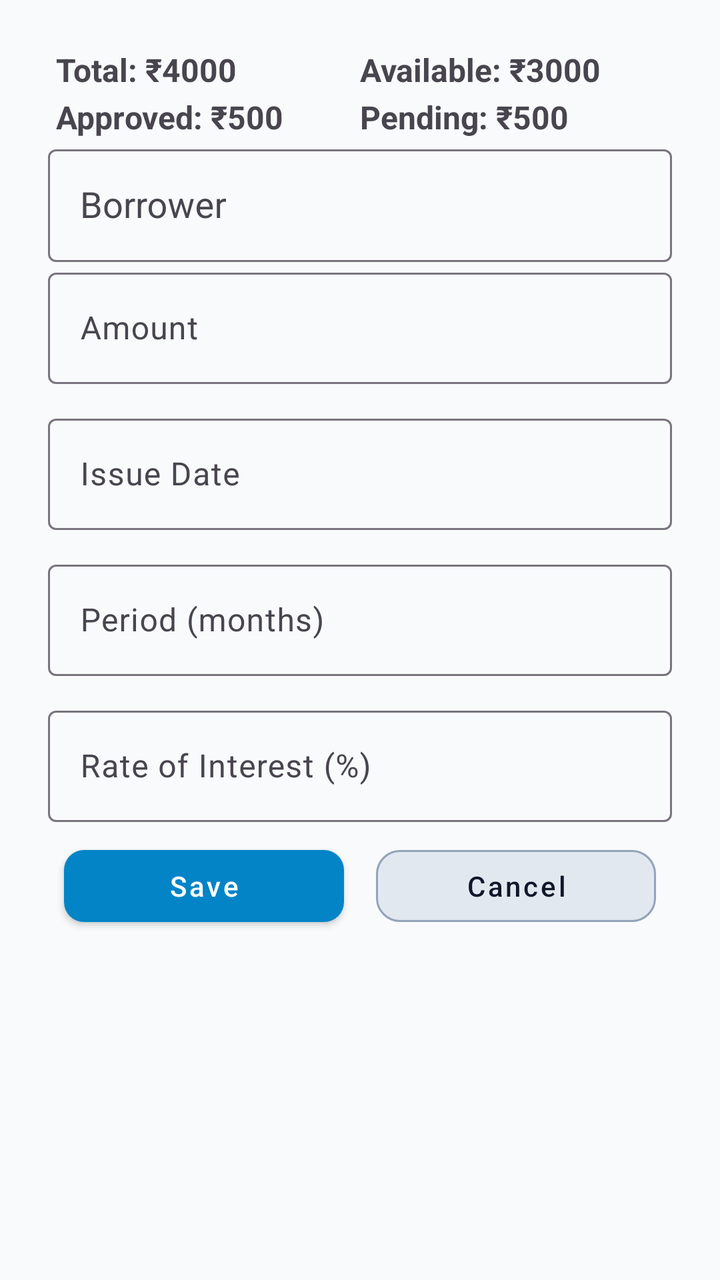
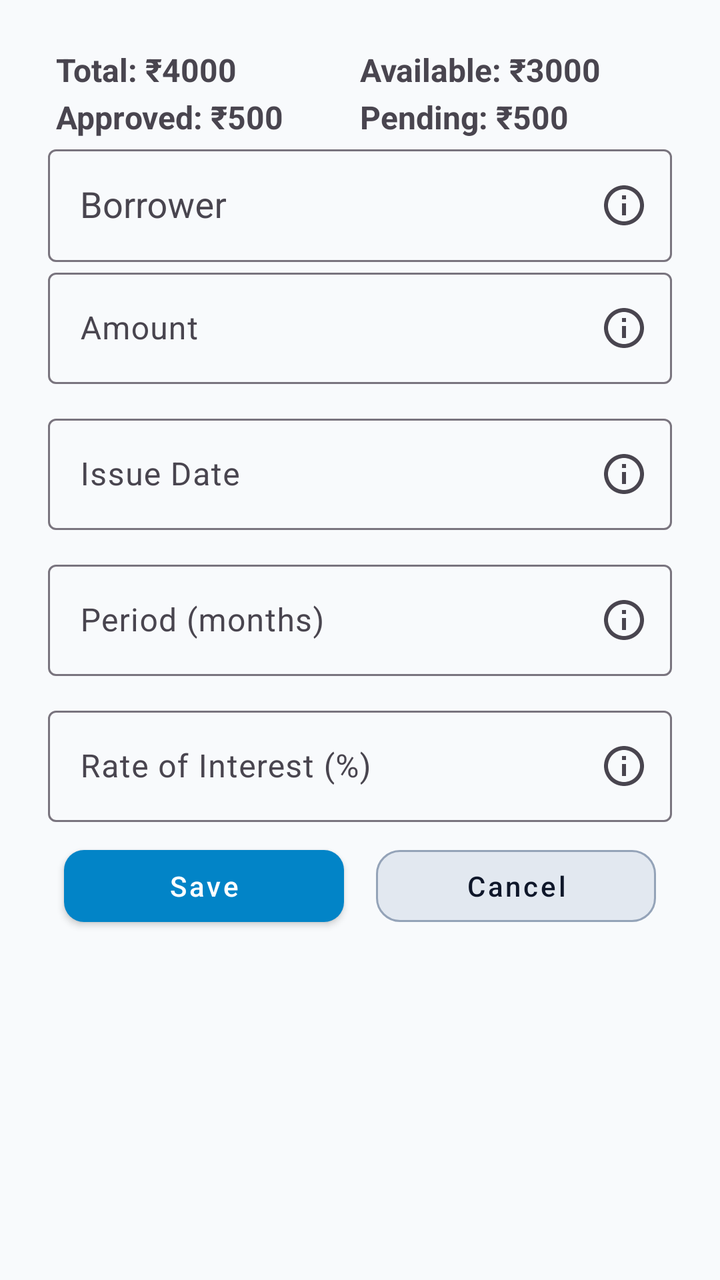

Compare the two renders of this Android layout. The source of the first and the diff that turns it into the second are given below.
<!-- AndroidManifest.xml: application theme Theme.ApnaFund -->
<!-- res/layout/dialog_add_loan.xml -->
<?xml version="1.0" encoding="utf-8"?>
<androidx.constraintlayout.widget.ConstraintLayout
    xmlns:android="http://schemas.android.com/apk/res/android"
    xmlns:app="http://schemas.android.com/apk/res-auto"
    android:layout_width="match_parent"
    android:layout_height="wrap_content"
    android:padding="24dp">

    <LinearLayout
        android:id="@+id/layout_amounts_container"
        android:layout_width="match_parent"
        android:layout_height="wrap_content"
        android:orientation="vertical"
        android:paddingStart="4dp"
        android:paddingEnd="4dp"
        app:layout_constraintTop_toTopOf="parent">

        
        <LinearLayout
            android:layout_width="match_parent"
            android:layout_height="wrap_content"
            android:orientation="horizontal">

            <TextView
                android:id="@+id/text_total"
                android:layout_width="0dp"
                android:layout_height="wrap_content"
                android:layout_weight="1"
                android:text="@string/text_total_loan"
                android:textSize="16sp"
                android:textStyle="bold"/>

            <TextView
                android:id="@+id/text_available"
                android:layout_width="0dp"
                android:layout_height="wrap_content"
                android:layout_weight="1"
                android:text="@string/text_available_loan"
                android:textSize="16sp"
                android:textStyle="bold"/>
        </LinearLayout>

        
        <LinearLayout
            android:layout_width="match_parent"
            android:layout_height="wrap_content"
            android:orientation="horizontal"
            android:layout_marginTop="2dp">

            <TextView
                android:id="@+id/text_approved"
                android:layout_width="0dp"
                android:layout_height="wrap_content"
                android:layout_weight="1"
                android:text="@string/_text_approved_loan_amount"
                android:textSize="16sp"
                android:textStyle="bold"/>

            <TextView
                android:id="@+id/text_pending"
                android:layout_width="0dp"
                android:layout_height="wrap_content"
                android:layout_weight="1"
                android:text="@string/text_pending_loan_amount"
                android:textSize="16sp"
                android:textStyle="bold"/>
        </LinearLayout>

    </LinearLayout>
    
    <com.google.android.material.textfield.TextInputLayout
        android:id="@+id/text_input_borrower"
        android:layout_width="match_parent"
        android:layout_height="wrap_content"
        app:layout_constraintTop_toBottomOf="@id/layout_amounts_container">

        <AutoCompleteTextView
            android:id="@+id/edit_text_borrower"
            android:layout_width="match_parent"
            android:layout_height="wrap_content"
            android:paddingTop="16dp"
            android:paddingBottom="16dp"
            android:paddingStart="16dp"
            android:paddingEnd="16dp"
            android:hint="@string/text_borrower"/>
    </com.google.android.material.textfield.TextInputLayout>

    
    <com.google.android.material.textfield.TextInputLayout
        android:id="@+id/text_input_loan_amount"
        android:layout_width="match_parent"
        android:layout_height="wrap_content"
        app:layout_constraintTop_toBottomOf="@id/text_input_borrower">

        <com.google.android.material.textfield.TextInputEditText
            android:id="@+id/edit_text_loan_amount"
            android:layout_width="match_parent"
            android:layout_height="wrap_content"
            android:hint="@string/text_amount"/>
    </com.google.android.material.textfield.TextInputLayout>

    
    <com.google.android.material.textfield.TextInputLayout
        android:id="@+id/text_input_issue_date"
        android:layout_width="match_parent"
        android:layout_height="wrap_content"
        app:layout_constraintTop_toBottomOf="@id/text_input_loan_amount"
        android:layout_marginTop="12dp">

        <com.google.android.material.textfield.TextInputEditText
            android:id="@+id/edit_text_issue_date"
            android:layout_width="match_parent"
            android:layout_height="wrap_content"
            android:hint="@string/text_issue_date"
            android:focusable="false"
            android:inputType="none" />
    </com.google.android.material.textfield.TextInputLayout>

    
    <com.google.android.material.textfield.TextInputLayout
        android:id="@+id/text_input_period"
        android:layout_width="match_parent"
        android:layout_height="wrap_content"
        app:layout_constraintTop_toBottomOf="@id/text_input_issue_date"
        android:layout_marginTop="12dp">

        <com.google.android.material.textfield.TextInputEditText
            android:id="@+id/edit_text_period"
            android:layout_width="match_parent"
            android:layout_height="wrap_content"
            android:hint="@string/text_period_months"
            android:inputType="number" />
    </com.google.android.material.textfield.TextInputLayout>

    
    <com.google.android.material.textfield.TextInputLayout
        android:id="@+id/text_input_rate"
        android:layout_width="match_parent"
        android:layout_height="wrap_content"
        app:layout_constraintTop_toBottomOf="@id/text_input_period"
        android:layout_marginTop="12dp">

        <com.google.android.material.textfield.TextInputEditText
            android:id="@+id/edit_text_rate"
            android:layout_width="match_parent"
            android:layout_height="wrap_content"
            android:hint="@string/text_rate_of_interest"
            android:enabled="false" />
    </com.google.android.material.textfield.TextInputLayout>

    
    <LinearLayout
        android:layout_width="match_parent"
        android:layout_height="wrap_content"
        android:orientation="horizontal"
        app:layout_constraintTop_toBottomOf="@id/text_input_rate">

        <com.google.android.material.button.MaterialButton
            android:id="@+id/button_save_loan"
            style="@style/ApnaFundButton.Primary"
            android:layout_width="0dp"
            android:layout_weight="1"
            android:layout_height="wrap_content"
            android:layout_margin="8dp"
            android:text="@string/text_save" />

        <com.google.android.material.button.MaterialButton
            android:id="@+id/button_cancel_loan"
            style="@style/ApnaFundButton.Secondary"
            android:layout_width="0dp"
            android:layout_weight="1"
            android:layout_height="wrap_content"
            android:layout_margin="8dp"
            android:text="@string/text_cancel_button" />
    </LinearLayout>

</androidx.constraintlayout.widget.ConstraintLayout>
<!-- resources referenced by this layout -->
<resources>
  <string name="_text_approved_loan_amount">Approved: ₹500</string>
  <string name="text_amount">Amount</string>
  <string name="text_available_loan">Available: ₹3000</string>
  <string name="text_borrower">Borrower</string>
  <string name="text_cancel_button">Cancel</string>
  <string name="text_issue_date">Issue Date</string>
  <string name="text_pending_loan_amount">Pending: ₹500</string>
  <string name="text_period_months">Period (months)</string>
  <string name="text_rate_of_interest">Rate of Interest (%)</string>
  <string name="text_save">Save</string>
  <string name="text_total_loan">Total: ₹4000</string>
  <style name="ApnaFundButton.Primary" parent="Widget.MaterialComponents.Button">
          <item name="android:textColor">@color/btn_primary_text_selector</item>
          <item name="backgroundTint">@color/btn_primary_bg_selector</item>
          <item name="cornerRadius">10dp</item>
          <item name="android:textAllCaps">false</item>
      </style>
  <style name="ApnaFundButton.Secondary" parent="Widget.MaterialComponents.Button.OutlinedButton">
          <item name="android:textColor">@color/btn_secondary_text</item>
          <item name="strokeColor">@color/btn_secondary_border</item>
          <item name="strokeWidth">1dp</item>
          <item name="backgroundTint">@color/btn_secondary_bg</item>
          <item name="cornerRadius">12dp</item>
          <item name="android:textAllCaps">false</item>
      </style>
  <style name="Theme.ApnaFund" parent="Base.Theme.ApnaFund" />
  <color name="btn_secondary_text">#0F172A</color>
  <color name="btn_secondary_border">#94A3B8</color>
  <color name="btn_secondary_bg">#E2E8F0</color>
  <style name="Base.Theme.ApnaFund" parent="Theme.Material3.DayNight.NoActionBar">
          
          
          <item name="colorSecondary">#00ACC1</item> 
          <item name="colorTertiary">#FDD835</item> 
          
          <item name="android:colorBackground">@color/background</item>
  
          
          <item name="colorSurface">@color/surface</item>
          <item name="colorOnSurface">@color/text_primary</item>
          <item name="colorSurfaceVariant">@color/surface_variant</item>
  
          
          <item name="colorPrimary">@color/blue_dark</item>
          <item name="colorOnPrimary">@color/on_primary</item>
  
          
          <item name="android:textColorPrimary">@color/text_primary</item>
          <item name="android:textColorSecondary">@color/text_secondary</item>
      </style>
  <color name="background">#F8FAFC</color>
  <color name="surface">#FFFFFF</color>
  <color name="text_primary">#0F1012</color>
  <color name="surface_variant">#E2E8F0</color>
  <color name="blue_dark">#117AA7</color>
  <color name="on_primary">#FFFFFF</color>
  <color name="text_secondary">#475569</color>
</resources>

<!-- the commit's change to res/layout/dialog_add_loan.xml (unified diff, before → after) -->
@@ -72,6 +72,8 @@
         android:id="@+id/text_input_borrower"
         android:layout_width="match_parent"
         android:layout_height="wrap_content"
+        app:endIconDrawable="@drawable/ic_info"
+        app:endIconMode="custom"
         app:layout_constraintTop_toBottomOf="@id/layout_amounts_container">
 
         <AutoCompleteTextView
@@ -90,6 +92,8 @@
         android:id="@+id/text_input_loan_amount"
         android:layout_width="match_parent"
         android:layout_height="wrap_content"
+        app:endIconDrawable="@drawable/ic_info"
+        app:endIconMode="custom"
         app:layout_constraintTop_toBottomOf="@id/text_input_borrower">
 
         <com.google.android.material.textfield.TextInputEditText
@@ -104,6 +108,8 @@
         android:id="@+id/text_input_issue_date"
         android:layout_width="match_parent"
         android:layout_height="wrap_content"
+        app:endIconDrawable="@drawable/ic_info"
+        app:endIconMode="custom"
         app:layout_constraintTop_toBottomOf="@id/text_input_loan_amount"
         android:layout_marginTop="12dp">
 
@@ -121,6 +127,8 @@
         android:id="@+id/text_input_period"
         android:layout_width="match_parent"
         android:layout_height="wrap_content"
+        app:endIconDrawable="@drawable/ic_info"
+        app:endIconMode="custom"
         app:layout_constraintTop_toBottomOf="@id/text_input_issue_date"
         android:layout_marginTop="12dp">
 
@@ -137,6 +145,8 @@
         android:id="@+id/text_input_rate"
         android:layout_width="match_parent"
         android:layout_height="wrap_content"
+        app:endIconDrawable="@drawable/ic_info"
+        app:endIconMode="custom"
         app:layout_constraintTop_toBottomOf="@id/text_input_period"
         android:layout_marginTop="12dp">
 
<!-- resource entries referenced after the edit -->
@@ -1,5 +1,11 @@
 <!-- resources referenced by this layout -->
 <resources>
+  <!-- drawable ic_info (drawable) -->
+  <vector xmlns:android="http://schemas.android.com/apk/res/android" android:height="24dp" android:tint="#000000" android:viewportHeight="24" android:viewportWidth="24" android:width="24dp">
+        
+      <path android:fillColor="@android:color/white" android:pathData="M11,7h2v2h-2V7zM11,11h2v6h-2V11zM12,2C6.48,2 2,6.48 2,12s4.48,10 10,10s10,-4.48 10,-10S17.52,2 12,2zM12,20c-4.41,0 -8,-3.59 -8,-8s3.59,-8 8,-8s8,3.59 8,8S16.41,20 12,20z"/>
+      
+  </vector>
   <string name="_text_approved_loan_amount">Approved: ₹500</string>
   <string name="text_amount">Amount</string>
   <string name="text_available_loan">Available: ₹3000</string>
